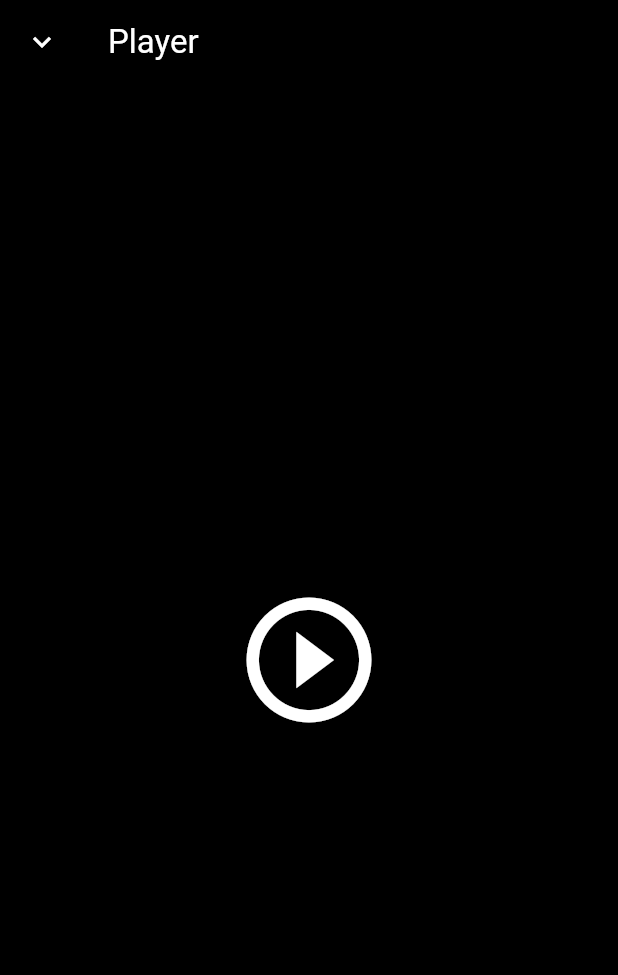
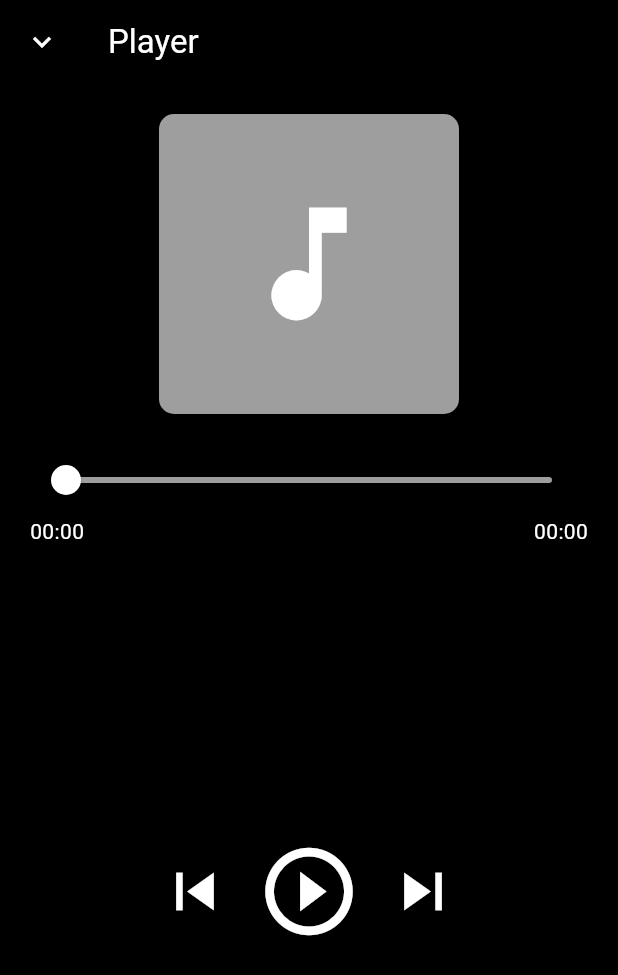
Before and after one commit to egnaro1007/symphonia, a Flutter app: the screen it shows after launch, after a tap on the "search" icon, after a tap on "Now Playing", on a phone screen of 412 x 824 dp. Shown: the top 975 px of the screen. Run offline on Flutter 3.47's test engine with Material 3 defaults, Android fonts, the phone set to English and light mode, and no system bars; our stand-ins replace audioplayers, fl_chart, flutter_dotenv; network calls fail.

Commit message:
Add player controller

```diff
--- /dev/null
+++ b/lib/controller/player_controller.dart
@@ -0,0 +1,45 @@
+import 'package:audioplayers/audioplayers.dart';
+import 'package:symphonia/models/song.dart';
+
+class PlayerController {
+  static PlayerController? _instance;
+  final AudioPlayer _audioPlayer;
+
+  PlayerController._internal() : _audioPlayer = AudioPlayer();
+
+  factory PlayerController() {
+    _instance ??= PlayerController._internal();
+    return _instance!;
+  }
+
+  static getInstance() {
+    _instance ??= PlayerController();
+    return _instance;
+  }
+
+  Stream<Duration> get onPositionChanged => _audioPlayer.onPositionChanged;
+  Stream<PlayerState> get onPlayerStateChanged => _audioPlayer.onPlayerStateChanged;
+  Stream<Duration> get onDurationChanged => _audioPlayer.onDurationChanged;
+
+  Future<void> loadSongFromUrl(String url) async {
+    print("Loading song from URL: $url");
+    await _audioPlayer.setSourceUrl(url);
+    await play();
+  }
+
+  Future<void> loadSongFromFile(String filePath) async {
+    await _audioPlayer.setSourceDeviceFile(filePath);
+  }
+
+  Future<void> play() async {
+    await _audioPlayer.resume();
+  }
+
+  Future<void> pause() async {
+    await _audioPlayer.pause();
+  }
+
+  Future<void> seek(Duration position) async {
+    await _audioPlayer.seek(position);
+  }
+}
--- a/lib/screens/player/player_screen.dart
+++ b/lib/screens/player/player_screen.dart
@@ -1,6 +1,6 @@
-import 'dart:developer';
-
 import 'package:flutter/material.dart';
+import '/controller/player_controller.dart';
+import 'package:audioplayers/audioplayers.dart';
 
 class PlayerScreen extends StatefulWidget {
   final VoidCallback closePlayer;
@@ -12,6 +12,41 @@ class PlayerScreen extends StatefulWidget {
 }
 
 class _PlayerScreenState extends State<PlayerScreen> {
+  final PlayerController _playerController = PlayerController.getInstance();
+  bool _isPlaying = false;
+  Duration _currentPosition = Duration.zero;
+  Duration _totalDuration = Duration.zero;
+
+  @override
+  void initState() {
+    super.initState();
+
+    // Load the song
+    _playerController.loadSongFromUrl("http://192.168.1.111:8000/song.mp3");
+    // _playerController.loadSongFromFile(filePath);
+
+    // Listen to position updates
+    _playerController.onPositionChanged.listen((position) {
+      setState(() {
+        _currentPosition = position;
+      });
+    });
+
+    // Listen to state changes
+    _playerController.onPlayerStateChanged.listen((state) {
+      setState(() {
+        _isPlaying = state == PlayerState.playing;
+      });
+    });
+
+    // Listen to total duration
+    _playerController.onDurationChanged.listen((duration) {
+      setState(() {
+        _totalDuration = duration;
+      });
+    });
+  }
+
   @override
   Widget build(BuildContext context) {
     return Scaffold(
@@ -26,17 +61,94 @@ class _PlayerScreenState extends State<PlayerScreen> {
             ),
             title: Text("Player", style: TextStyle(color: Colors.white)),
           ),
+          Padding(
+            padding: const EdgeInsets.all(20.0),
+            child: Container(
+              height: 200,
+              width: 200,
+              decoration: BoxDecoration(
+                color: Colors.grey,
+                borderRadius: BorderRadius.circular(10),
+              ),
+              child: Icon(Icons.music_note, size: 100, color: Colors.white),
+            ),
+          ),
+          Padding(
+            padding: const EdgeInsets.symmetric(horizontal: 20.0),
+            child: Column(
+              children: [
+                Slider(
+                  value: _currentPosition.inSeconds.toDouble(),
+                  max: _totalDuration.inSeconds.toDouble(),
+                  onChanged: (value) {
+                    _playerController.seek(Duration(seconds: value.toInt()));
+                  },
+                  activeColor: Colors.white,
+                  inactiveColor: Colors.grey,
+                ),
+                Row(
+                  mainAxisAlignment: MainAxisAlignment.spaceBetween,
+                  children: [
+                    Text(
+                      _formatDuration(_currentPosition),
+                      style: TextStyle(color: Colors.white),
+                    ),
+                    Text(
+                      _formatDuration(_totalDuration),
+                      style: TextStyle(color: Colors.white),
+                    ),
+                  ],
+                ),
+              ],
+            ),
+          ),
           Expanded(
-            child: IconButton(onPressed: () => {
-              log("Play button pressed"),
-            }, icon: Icon(Icons.play_circle_outline, size: 100, color: Colors.white)),
-
-            // child: Center(
-            //   child: Icon(Icons.play_circle_outline, size: 100, color: Colors.white),
-            // ),
+            child: Column(
+              mainAxisAlignment: MainAxisAlignment.center,
+              children: [
+                Row(
+                  mainAxisAlignment: MainAxisAlignment.center,
+                  children: [
+                    IconButton(
+                      onPressed: () {
+                        // Handle previous
+                      },
+                      icon: Icon(Icons.skip_previous, size: 50, color: Colors.white),
+                    ),
+                    IconButton(
+                      onPressed: () {
+                        if (_isPlaying) {
+                          _playerController.pause();
+                        } else {
+                          _playerController.play();
+                        }
+                      },
+                      icon: Icon(
+                        _isPlaying ? Icons.pause_circle_outline : Icons.play_circle_outline,
+                        size: 70,
+                        color: Colors.white,
+                      ),
+                    ),
+                    IconButton(
+                      onPressed: () {
+                        // Handle next
+                      },
+                      icon: Icon(Icons.skip_next, size: 50, color: Colors.white),
+                    ),
+                  ],
+                ),
+              ],
+            ),
           ),
         ],
       ),
     );
   }
+
+  String _formatDuration(Duration duration) {
+    String twoDigits(int n) => n.toString().padLeft(2, '0');
+    final minutes = twoDigits(duration.inMinutes.remainder(60));
+    final seconds = twoDigits(duration.inSeconds.remainder(60));
+    return "$minutes:$seconds";
+  }
 }
--- a/pubspec.yaml
+++ b/pubspec.yaml
@@ -36,6 +36,8 @@ dependencies:
   dotenv: ^4.2.0
   flutter_dotenv: ^5.2.1
 
+  audioplayers: ^6.4.0
+
   # The following adds the Cupertino Icons font to your application.
   # Use with the CupertinoIcons class for iOS style icons.
   cupertino_icons: ^1.0.8
@@ -65,6 +67,9 @@ flutter:
   # To add assets to your application, add an assets section, like this:
   assets:
     - .env
+    - assets/song1.jpg
+    - assets/song2.jpg
+    - assets/song3.jpg
   #   - images/a_dot_burr.jpeg
   #   - images/a_dot_ham.jpeg
 
```
